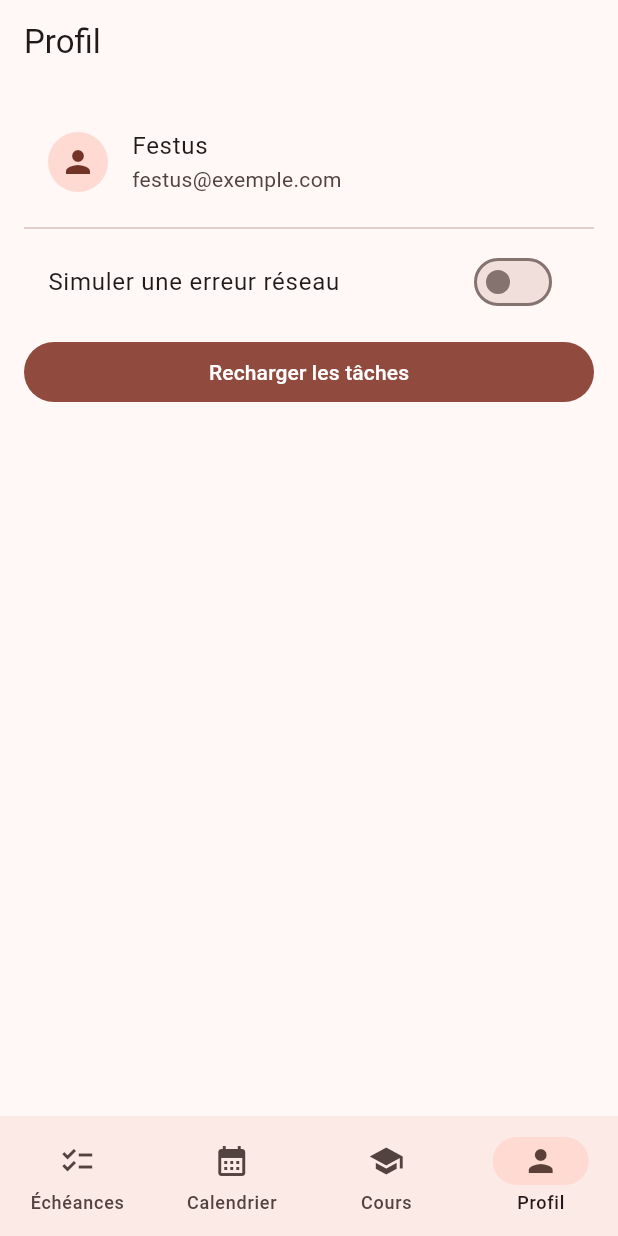
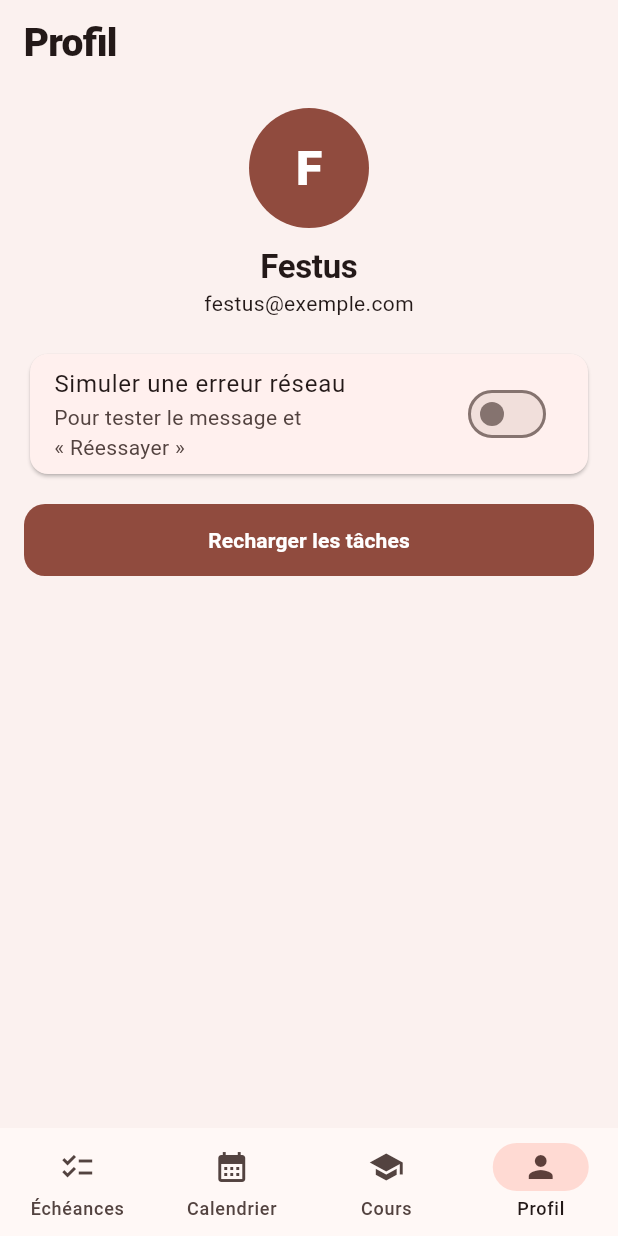
Before and after one commit to festush20/campusflow_app, a Flutter app: the Accueil screen opened directly, item 4 of the bottom bar chosen, on a phone screen of 412 x 824 dp. Run offline on Flutter 3.47's test engine with Material 3 defaults, Android fonts, the phone set to English and light mode, and no system bars.

Commit message:
Thème centralisé du design system

```diff
--- a/lib/main.dart
+++ b/lib/main.dart
@@ -1,12 +1,14 @@
 import 'package:flutter/material.dart';
 
 import 'donnees.dart';
+import 'ecran_calendrier.dart';
 import 'ecran_detail.dart';
 import 'ecran_echeances.dart';
 import 'ecran_formulaire.dart';
-import 'ecran_calendrier.dart';
+import 'ecran_titre.dart';
 import 'models.dart';
 import 'repository.dart';
+import 'theme.dart';
 
 void main() => runApp(const CampusFlowApp());
 
@@ -18,11 +20,14 @@ class CampusFlowApp extends StatelessWidget {
     return MaterialApp(
       title: 'CampusFlow',
       debugShowCheckedModeBanner: false,
-      theme: ThemeData(
-        colorScheme: ColorScheme.fromSeed(seedColor: const Color(0xFFEC3013)),
-        useMaterial3: true,
+      theme: AppTheme.clair(),
+      home: Builder(
+        builder: (context) => EcranTitre(
+          onCommencer: () => Navigator.of(context).pushReplacement(
+            MaterialPageRoute<void>(builder: (_) => const Accueil()),
           ),
-      home: const Accueil(),
+        ),
+      ),
     );
   }
 }
@@ -39,7 +44,7 @@ class _AccueilState extends State<Accueil> {
   bool _simulerErreur = false;
   bool _chargement = false;
   Filtre _filtre = Filtre.toutes;
-  int? _selectionId;
+  int? _selectionId; // tâche affichée à droite en mode tablette
   List<Task>? _taches;
   Object? _erreur;
 
@@ -49,7 +54,7 @@ class _AccueilState extends State<Accueil> {
     _charger();
   }
 
-
+  // Les trois états d'un Future : en cours, valeur, erreur.
   Future<void> _charger() async {
     setState(() {
       _chargement = true;
@@ -71,7 +76,7 @@ class _AccueilState extends State<Accueil> {
     }
   }
 
-
+  // Objet immuable : on remplace la tâche par une copie modifiée.
   void _remplacer(Task modifiee) {
     final liste = _taches;
     if (liste == null) return;
@@ -84,7 +89,7 @@ class _AccueilState extends State<Accueil> {
     _remplacer(tache.copyWith(terminee: !tache.terminee));
   }
 
-
+  // Téléphone : le détail est poussé sur la pile d'écrans.
   void _ouvrirDetail(Task tache) {
     Navigator.push(
       context,
@@ -122,8 +127,8 @@ class _AccueilState extends State<Accueil> {
     );
   }
 
-
-  Widget _vueEcheances() {
+  // Chargement ou erreur : partagé par les onglets Échéances et Calendrier.
+  Widget? _etatSpecial() {
     if (_chargement) {
       return const Center(child: CircularProgressIndicator());
     }
@@ -147,6 +152,13 @@ class _AccueilState extends State<Accueil> {
         ),
       );
     }
+    return null;
+  }
+
+  // Écran 1 + version tablette : LayoutBuilder à 840 dp.
+  Widget _vueEcheances() {
+    final special = _etatSpecial();
+    if (special != null) return special;
     final toutes = _taches ?? <Task>[];
     return LayoutBuilder(
       builder: (context, contraintes) {
@@ -180,28 +192,8 @@ class _AccueilState extends State<Accueil> {
   }
 
   Widget _vueCalendrier() {
-    if (_chargement) {
-      return const Center(
-        child: CircularProgressIndicator(),
-      );
-    }
-
-    if (_erreur != null) {
-      return Center(
-        child: Column(
-          mainAxisSize: MainAxisSize.min,
-          children: [
-            Text('Erreur : $_erreur'),
-            const SizedBox(height: 12),
-            FilledButton(
-              onPressed: _charger,
-              child: const Text('Réessayer'),
-            ),
-          ],
-        ),
-      );
-    }
-
+    final special = _etatSpecial();
+    if (special != null) return special;
     return EcranCalendrier(
       taches: _taches ?? <Task>[],
       onOuvrir: _ouvrirDetail,
@@ -211,13 +203,26 @@ class _AccueilState extends State<Accueil> {
 
   Widget _vueCours() {
     final toutes = _taches ?? <Task>[];
+    final couleurs = Theme.of(context).colorScheme;
     return ListView(
+      padding: const EdgeInsets.all(16),
       children: coursDemo.map((c) {
-        final nombre = toutes.where((t) => t.coursId == c.id).length;
-        return ListTile(
-          leading: const Icon(Icons.menu_book, semanticLabel: 'Cours'),
+        final duCours = toutes.where((t) => t.coursId == c.id).toList();
+        final faites = duCours.where((t) => t.terminee).length;
+        return Card(
+          margin: const EdgeInsets.only(bottom: 12),
+          child: ListTile(
+            contentPadding: const EdgeInsets.all(16),
+            leading: CircleAvatar(
+              backgroundColor: couleurs.primaryContainer,
+              foregroundColor: couleurs.onPrimaryContainer,
+              child: Text(c.nom.substring(0, 1)),
+            ),
             title: Text(c.nom),
-          subtitle: Text('${c.enseignant} · $nombre tâche(s)'),
+            subtitle: Text(
+              '${c.enseignant} · ${duCours.length} tâche(s), $faites terminée(s)',
+            ),
+          ),
         );
       }).toList(),
     );
@@ -225,23 +230,40 @@ class _AccueilState extends State<Accueil> {
 
   Widget _vueProfil() {
     const utilisateur = User(id: 1, nom: 'Festus', email: 'festus@exemple.com');
+    final couleurs = Theme.of(context).colorScheme;
     return ListView(
       padding: const EdgeInsets.all(16),
       children: [
-        ListTile(
-          leading: const CircleAvatar(
-            child: Icon(Icons.person, semanticLabel: 'Profil'),
+        Column(
+          children: [
+            CircleAvatar(
+              radius: 40,
+              backgroundColor: couleurs.primary,
+              foregroundColor: couleurs.onPrimary,
+              child: Text(
+                utilisateur.nom.substring(0, 1),
+                style: const TextStyle(fontSize: 32, fontWeight: FontWeight.w800),
               ),
-          title: Text(utilisateur.nom),
-          subtitle: Text(utilisateur.email),
             ),
-        const Divider(),
+            const SizedBox(height: 12),
+            Text(utilisateur.nom, style: Theme.of(context).textTheme.titleLarge),
+            Text(utilisateur.email),
+            const SizedBox(height: 20),
+          ],
+        ),
+        Card(
+          child: Column(
+            children: [
               SwitchListTile(
                 title: const Text('Simuler une erreur réseau'),
+                subtitle: const Text('Pour tester le message et « Réessayer »'),
                 value: _simulerErreur,
                 onChanged: (v) => setState(() => _simulerErreur = v),
               ),
-        const SizedBox(height: 8),
+            ],
+          ),
+        ),
+        const SizedBox(height: 16),
         FilledButton(
           onPressed: () {
             setState(() => _onglet = 0);
@@ -255,65 +277,29 @@ class _AccueilState extends State<Accueil> {
 
   @override
   Widget build(BuildContext context) {
-    const titres = [
-      'Échéances',
-      'Calendrier',
-      'Cours',
-      'Profil',
-    ];
-
-    final vues = [
-      _vueEcheances(),
-      _vueCalendrier(),
-      _vueCours(),
-      _vueProfil(),
-    ];
-
+    const titres = ['Échéances', 'Calendrier', 'Cours', 'Profil'];
+    final vues = [_vueEcheances(), _vueCalendrier(), _vueCours(), _vueProfil()];
     return Scaffold(
-      appBar: AppBar(
-        title: Text(titres[_onglet]),
-      ),
-
+      appBar: AppBar(title: Text(titres[_onglet])),
       body: vues[_onglet],
-
-      floatingActionButton:
-      (_onglet == 0 || _onglet == 1) && _taches != null
+      floatingActionButton: _onglet <= 1 && _taches != null
           ? FloatingActionButton(
         onPressed: _ajouter,
         tooltip: 'Nouvelle tâche',
         child: const Icon(Icons.add),
       )
           : null,
-
       bottomNavigationBar: NavigationBar(
         selectedIndex: _onglet,
-
-        onDestinationSelected: (i) {
-          setState(() {
-            _onglet = i;
-          });
-        },
-
+        onDestinationSelected: (i) => setState(() => _onglet = i),
         destinations: const [
-          NavigationDestination(
-            icon: Icon(Icons.checklist),
-            label: 'Échéances',
-          ),
-
+          NavigationDestination(icon: Icon(Icons.checklist), label: 'Échéances'),
           NavigationDestination(
             icon: Icon(Icons.calendar_month),
             label: 'Calendrier',
           ),
-
-          NavigationDestination(
-            icon: Icon(Icons.school),
-            label: 'Cours',
-          ),
-
-          NavigationDestination(
-            icon: Icon(Icons.person),
-            label: 'Profil',
-          ),
+          NavigationDestination(icon: Icon(Icons.school), label: 'Cours'),
+          NavigationDestination(icon: Icon(Icons.person), label: 'Profil'),
         ],
       ),
     );
```
Also changed, not shown: lib/theme.dart (added, +52 -0 lines), lib/ecran_titre.dart (added). Lines whose indentation alone changed are shown as unchanged.
